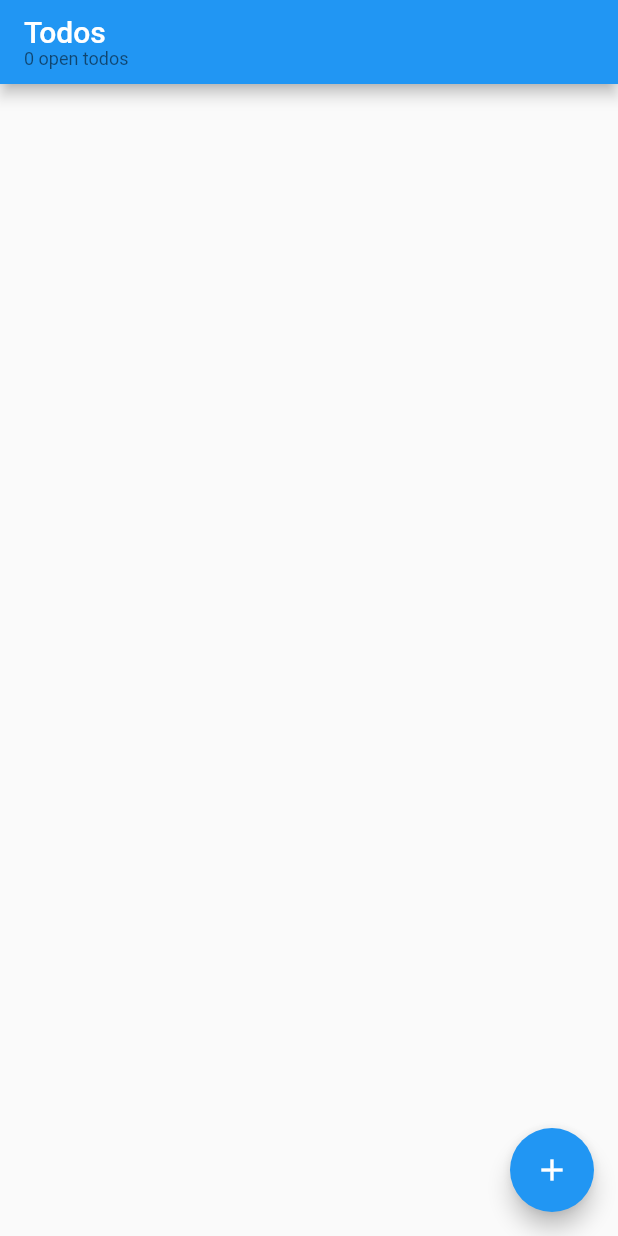
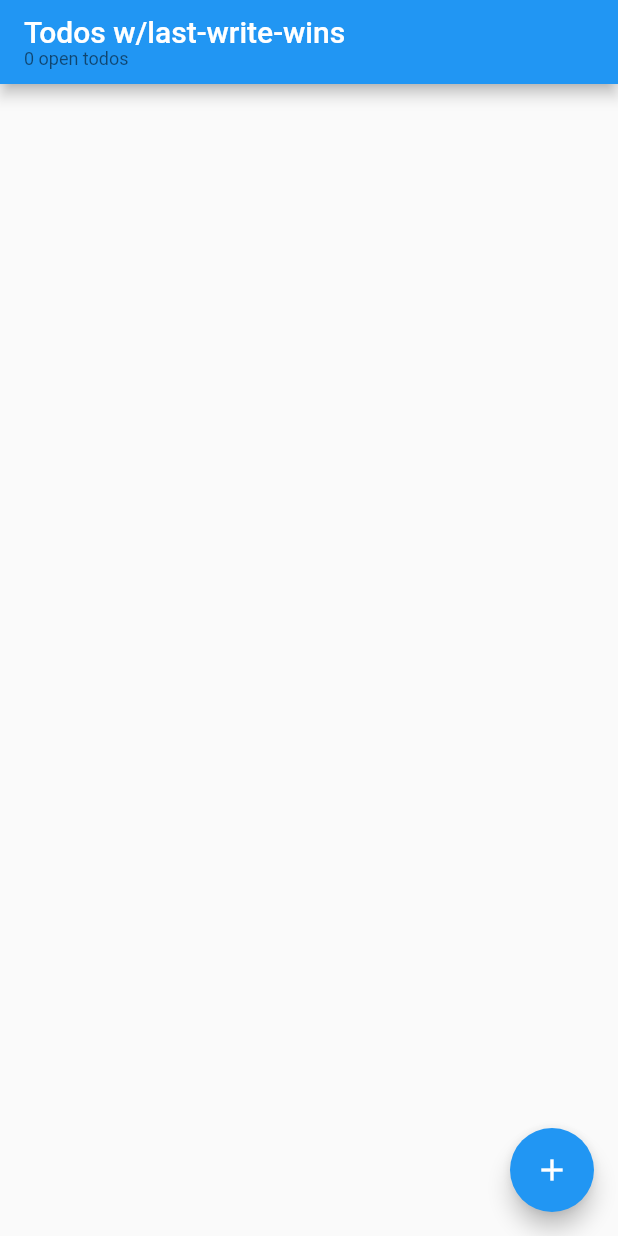
Before and after one commit to DISCOOS/todo-flutter-esdb-demo, a Flutter app: the screen it shows after launch, on a phone screen of 412 x 824 dp. Run offline on Flutter 3.47's test engine with Material 2 defaults, Android fonts, the phone set to English and light mode, and no system bars; our stand-ins replace flutter_slidable; missing offline and left inert: eventstore_client.

```diff
--- a/lib/features/todo/data/services/todo_service_impl.dart
+++ b/lib/features/todo/data/services/todo_service_impl.dart
@@ -13,7 +13,7 @@ class TodoServiceImpl extends TodoService {
   Stream<ResolvedEvent>? _stream;
   EventStreamSubscription? _subscription;
 
-  bool get isReady => _subscription?.isCompleted != false;
+  bool get isReady => _subscription?.isCompleted == false;
 
   @override
   Stream<Todo> onReceived() async* {
@@ -53,9 +53,7 @@ class TodoServiceImpl extends TodoService {
     assert(!isReady);
     _subscription = await client.subscribeToAll(
       filterOptions: SubscriptionFilterOptions(
-        EventTypeFilter.fromPrefixes(
-          ['TodoCreated', 'TodoCompleted'],
-        ),
+        StreamFilter.fromPrefix('todos'),
       ),
     );
     if (_subscription!.isOK) {
--- a/lib/main.dart
+++ b/lib/main.dart
@@ -40,7 +40,7 @@ class MyApp extends StatelessWidget {
   @override
   Widget build(BuildContext context) {
     return MaterialApp(
-      title: 'Todo ESDB Demo (last-write-wins)',
+      title: 'Todo ESDB Demo',
       theme: ThemeData(
         // This is the theme of your application.
         //
@@ -53,7 +53,7 @@ class MyApp extends StatelessWidget {
         // is not restarted.
         primarySwatch: Colors.blue,
       ),
-      home: TodoListPage(title: 'Todos'),
+      home: TodoListPage(title: 'Todos w/last-write-wins'),
     );
   }
 }
```
